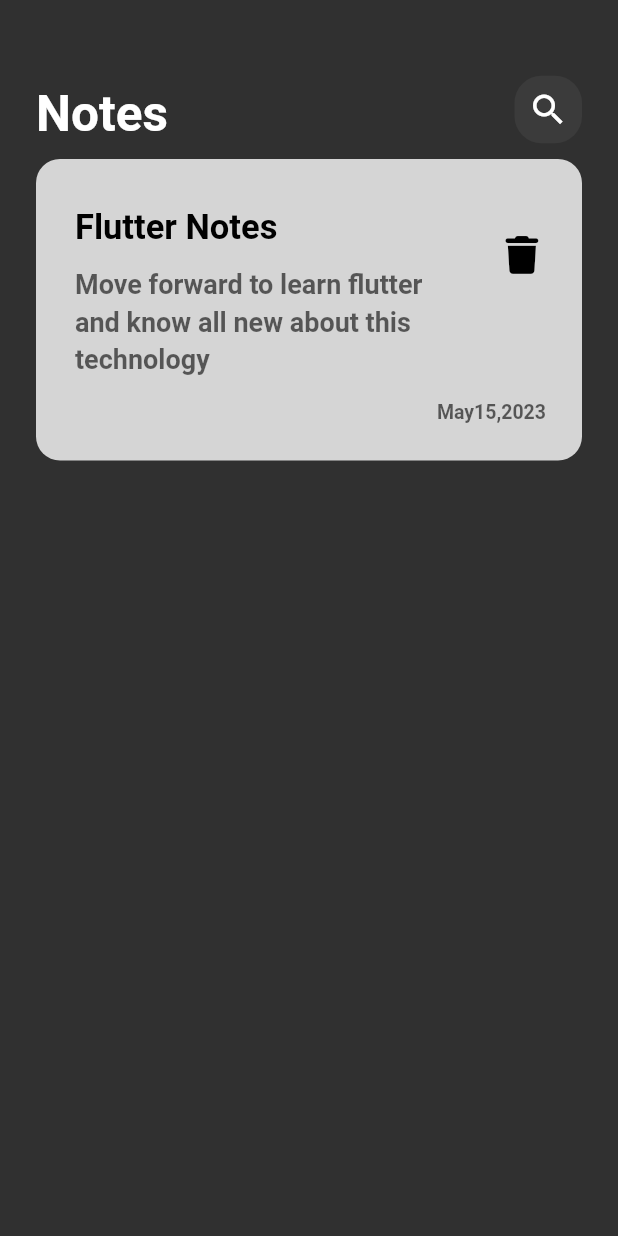
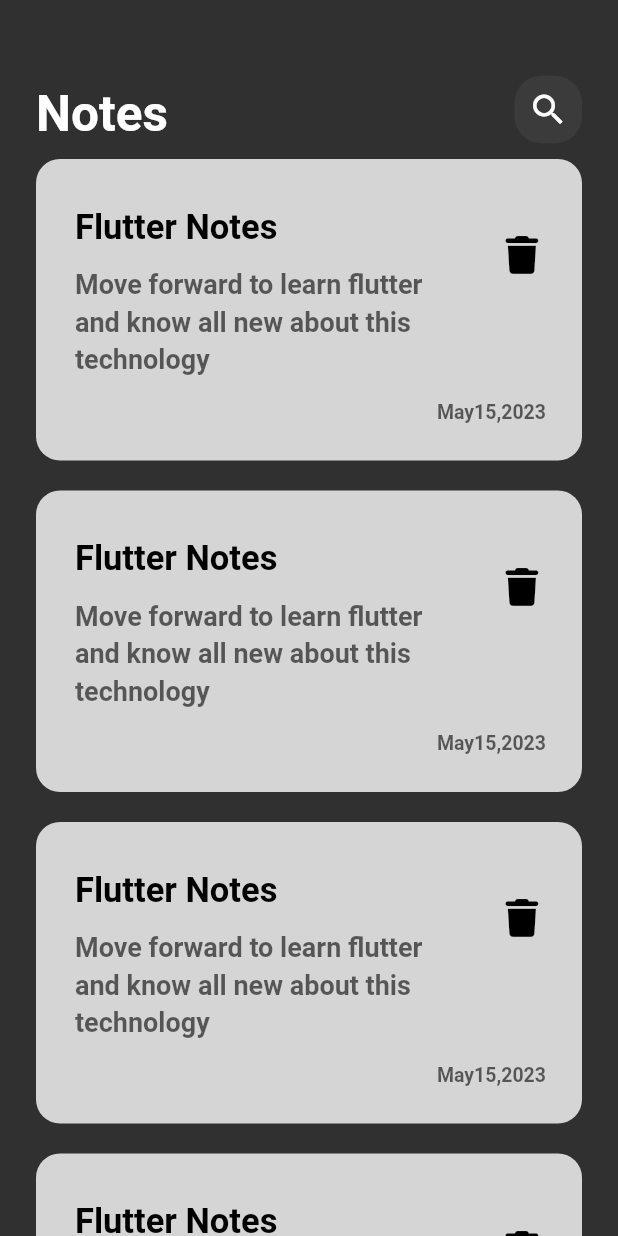
Before and after one commit to mahmoudashraf01/hive_note_app, a Flutter app: the screen it shows after launch, on a phone screen of 412 x 824 dp. Run offline on Flutter 3.47's test engine with Material 2 defaults, Android fonts, the phone set to English and light mode, and no system bars; our stand-ins replace font_awesome_flutter.

Commit message:
adding list view

```diff
--- a/lib/views/widgets/note_item.dart
+++ b/lib/views/widgets/note_item.dart
@@ -9,7 +9,7 @@
   @override
   Widget build(BuildContext context) {
     return Padding(
-      padding: const EdgeInsets.only(top: 10),
+      padding: const EdgeInsets.only(top: 5,bottom: 5),
       child: Container(
         padding: const EdgeInsets.only(
           top: 24,
--- /dev/null
+++ b/lib/views/widgets/notes_list_view.dart
@@ -0,0 +1,19 @@
+import 'package:flutter/material.dart';
+import 'package:hive_note_app/views/widgets/note_item.dart';
+
+class NotesListView extends StatelessWidget {
+  const NotesListView({super.key});
+
+  @override
+  Widget build(BuildContext context) {
+    return ListView.builder(
+      itemCount: 5,
+      itemBuilder: (context, index) {
+        return Padding(
+          padding: const EdgeInsets.symmetric(vertical: 5),
+          child: const NotesItem(),
+        );
+      },
+    );
+  }
+}
--- a/lib/views/widgets/notes_view_body.dart
+++ b/lib/views/widgets/notes_view_body.dart
@@ -1,9 +1,6 @@
 import 'package:flutter/material.dart';
-import 'package:font_awesome_flutter/font_awesome_flutter.dart';
-import 'package:hive_note_app/shared/themes/colors.dart';
-import 'package:hive_note_app/shared/themes/text.dart';
 import 'package:hive_note_app/views/widgets/custom_app_bar.dart';
-import 'package:hive_note_app/views/widgets/note_item.dart';
+import 'package:hive_note_app/views/widgets/notes_list_view.dart';
 
 class NotesViewBody extends StatelessWidget {
   const NotesViewBody({super.key});
@@ -18,7 +15,9 @@
             height: 50,
           ),
           CustomAppBar(),
-          NotesItem(),
+          Expanded(
+            child: NotesListView(),
+          ),
         ],
       ),
     );
```
